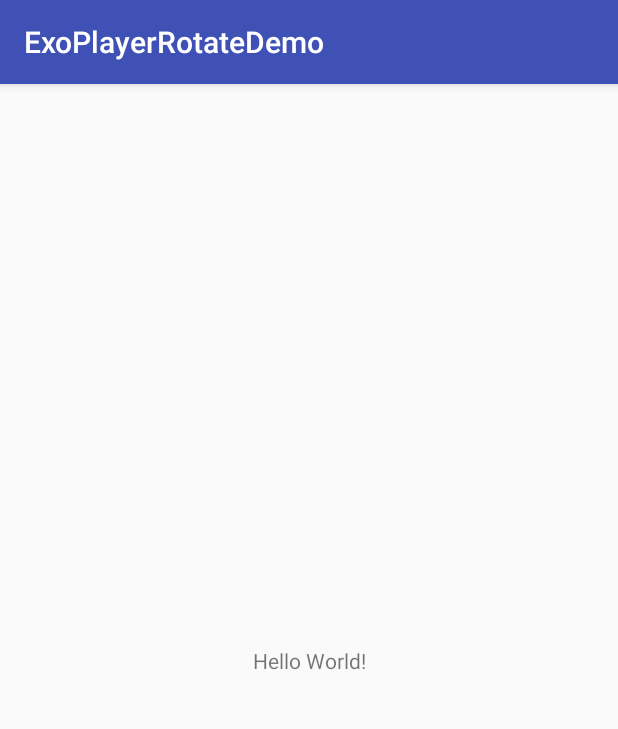
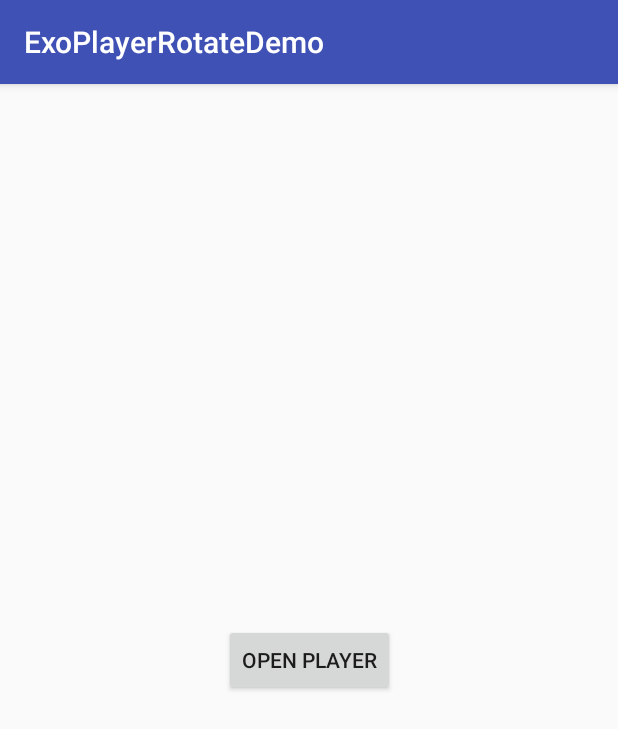
Before and after one commit to masaibar/ExoPlayerRotateDemo, an Android app: the screen it shows after launch (MainActivity), on a phone screen of 412 x 824 dp. Shown: the top 729 px of the screen. Run offline under Robolectric (Android 15) with nearby library versions, the phone set to English and light mode, and no system bars.

```diff
--- a/app/build.gradle
+++ b/app/build.gradle
@@ -24,9 +24,12 @@ android {
 
 dependencies {
     implementation fileTree(dir: 'libs', include: ['*.jar'])
-    implementation"org.jetbrains.kotlin:kotlin-stdlib-jre7:$kotlin_version"
+    implementation "org.jetbrains.kotlin:kotlin-stdlib-jdk7:$kotlin_version"
     implementation 'com.android.support:appcompat-v7:27.1.1'
     implementation 'com.android.support.constraint:constraint-layout:1.1.0'
+
+    implementation 'com.google.android.exoplayer:exoplayer:r2.4.2'
+
     testImplementation 'junit:junit:4.12'
     androidTestImplementation 'com.android.support.test:runner:1.0.2'
     androidTestImplementation 'com.android.support.test.espresso:espresso-core:3.0.2'
--- a/app/src/main/AndroidManifest.xml
+++ b/app/src/main/AndroidManifest.xml
@@ -1,6 +1,8 @@
 <?xml version="1.0" encoding="utf-8"?>
 <manifest xmlns:android="http://schemas.android.com/apk/res/android"
     package="com.masaibar.exoplayerrotatedemo">
+
+    <uses-permission android:name="android.permission.READ_EXTERNAL_STORAGE" />
 
     <application
         android:allowBackup="true"
@@ -16,6 +18,7 @@
                 <category android:name="android.intent.category.LAUNCHER" />
             </intent-filter>
         </activity>
+        <activity android:name=".PlayerActivity" />
     </application>
 
 </manifest>
--- a/app/src/main/java/com/masaibar/exoplayerrotatedemo/MainActivity.kt
+++ b/app/src/main/java/com/masaibar/exoplayerrotatedemo/MainActivity.kt
@@ -2,11 +2,16 @@ package com.masaibar.exoplayerrotatedemo
 
 import android.support.v7.app.AppCompatActivity
 import android.os.Bundle
+import kotlinx.android.synthetic.main.activity_main.*
 
 class MainActivity : AppCompatActivity() {
 
     override fun onCreate(savedInstanceState: Bundle?) {
         super.onCreate(savedInstanceState)
         setContentView(R.layout.activity_main)
+
+        button_open_player.setOnClickListener {
+            PlayerActivity.start(this)
+        }
     }
 }
--- a/app/src/main/res/layout/activity_main.xml
+++ b/app/src/main/res/layout/activity_main.xml
@@ -6,13 +6,14 @@
     android:layout_height="match_parent"
     tools:context=".MainActivity">
 
-    <TextView
+    <Button
+        android:id="@+id/button_open_player"
         android:layout_width="wrap_content"
         android:layout_height="wrap_content"
-        android:text="Hello World!"
+        android:text="open player"
         app:layout_constraintBottom_toBottomOf="parent"
-        app:layout_constraintLeft_toLeftOf="parent"
-        app:layout_constraintRight_toRightOf="parent"
+        app:layout_constraintEnd_toEndOf="parent"
+        app:layout_constraintStart_toStartOf="parent"
         app:layout_constraintTop_toTopOf="parent" />
 
 </android.support.constraint.ConstraintLayout>
--- a/build.gradle
+++ b/build.gradle
@@ -7,7 +7,7 @@ buildscript {
         jcenter()
     }
     dependencies {
-        classpath 'com.android.tools.build:gradle:3.1.0'
+        classpath 'com.android.tools.build:gradle:3.1.2'
         classpath "org.jetbrains.kotlin:kotlin-gradle-plugin:$kotlin_version"
 
         // NOTE: Do not place your application dependencies here; they belong
```
Also changed, not shown: app/src/main/java/com/masaibar/exoplayerrotatedemo/PlayerActivity.kt (added, +41 -0 lines), app/src/main/java/com/masaibar/exoplayerrotatedemo/SimpleExoPlayerFactory.kt (added, +50 -0 lines), app/src/main/res/layout/activity_player.xml (added, +13 -0 lines), 1 other file.
